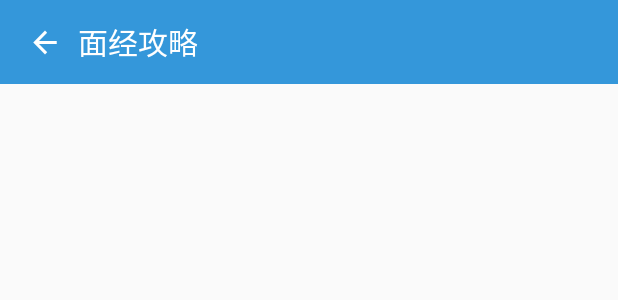
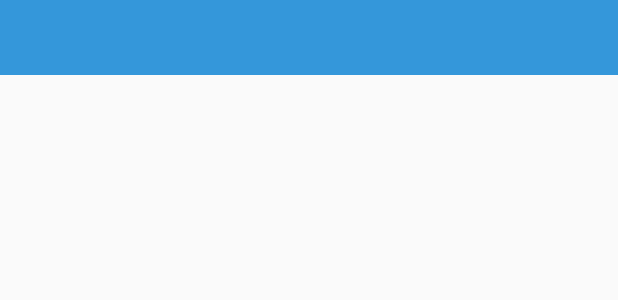
Before and after one commit to ZslNUPT/NoodlesAndroid, an Android app: the layout include_tool_bar.xml on its own in the app's theme, with its tools: preview values and no code run, on a phone screen of 412 x 824 dp. Shown: the top 300 px of the screen. Run offline under Robolectric (Android 15) with nearby library versions, the phone set to English and light mode, and no system bars.

Commit message:
fragment基类添加toolbar配置

```diff
--- a/app/src/main/java/com/njupt/sniper/app/ui/fragment/AudioListFragment.java
+++ b/app/src/main/java/com/njupt/sniper/app/ui/fragment/AudioListFragment.java
@@ -29,4 +29,9 @@ public class AudioListFragment extends BaseListFragment<AudioEntity> {
         return R.layout.item_recycler_audio;
     }
 
+    @Override
+    protected void baseInit() {
+        super.baseInit();
+        setToolbar(true, "音频列表");
+    }
 }
--- a/app/src/main/java/com/njupt/sniper/app/ui/fragment/NavigationFragment.java
+++ b/app/src/main/java/com/njupt/sniper/app/ui/fragment/NavigationFragment.java
@@ -22,7 +22,7 @@ public class NavigationFragment extends BaseFragment<NavigationPresenter> implem
 
     @Override
     protected void baseInit() {
-
+        setToolbar(true, "首页");
     }
 
     @Override
--- a/app/src/main/res/layout/fragment_navigation.xml
+++ b/app/src/main/res/layout/fragment_navigation.xml
@@ -4,7 +4,7 @@
     android:layout_height="match_parent"
     android:orientation="vertical">
 
-    <!--<include layout="@layout/include_tool_bar" />-->
+    <include layout="@layout/include_tool_bar" />
 
     <TextView
         android:id="@+id/navigation_result"
--- a/app/src/main/res/layout/listview_header.xml
+++ b/app/src/main/res/layout/listview_header.xml
@@ -56,7 +56,7 @@
             android:layout_toLeftOf="@id/listview_header_text"
             android:src="@mipmap/ic_pulltorefresh_arrow" />
 
-        <com.example.administrator.mvpframe.common.refresh.SimpleViewSwitcher
+        <com.njupt.sniper.app.common.refresh.SimpleViewSwitcher
             android:id="@+id/listview_header_progressbar"
             android:layout_width="30dip"
             android:layout_height="30dip"
--- a/mylibrary/src/main/res/layout/fragment_base_list.xml
+++ b/mylibrary/src/main/res/layout/fragment_base_list.xml
@@ -4,10 +4,13 @@
     android:layout_width="match_parent"
     android:layout_height="match_parent">
 
+    <include layout="@layout/include_tool_bar" />
+
     <com.njupt.sniper.app.common.refresh.XRecyclerView
         android:id="@+id/recycler_view"
         android:layout_width="match_parent"
         android:layout_height="match_parent"
+        android:layout_below="@id/toolbar"
      />
 
 </RelativeLayout>
--- a/mylibrary/src/main/res/layout/include_tool_bar.xml
+++ b/mylibrary/src/main/res/layout/include_tool_bar.xml
@@ -1,38 +1,6 @@
 <?xml version="1.0" encoding="utf-8"?>
 <android.support.v7.widget.Toolbar xmlns:android="http://schemas.android.com/apk/res/android"
-    android:id="@+id/tool_bar"
+    android:id="@+id/toolbar"
     android:layout_width="match_parent"
-    android:layout_height="56dp"
-    android:background="@color/dark_blue">
-
-    <RelativeLayout
-        android:layout_width="match_parent"
-        android:layout_height="match_parent">
-
-        <LinearLayout
-            android:id="@+id/toolbar_left_action"
-            android:layout_width="wrap_content"
-            android:layout_height="match_parent"
-            android:gravity="center_vertical"
-            android:orientation="horizontal">
-
-            <com.njupt.sniper.app.common.customView.IconTextView
-                android:layout_width="wrap_content"
-                android:layout_height="wrap_content"
-                android:text="@string/icon_left_arrow"
-                android:textColor="@color/normal_white"
-                android:textSize="28dp" />
-
-            <TextView
-                android:id="@+id/toolbar_title"
-                android:layout_width="wrap_content"
-                android:layout_height="wrap_content"
-                android:layout_marginLeft="8dp"
-                android:text="面经攻略"
-                android:textColor="@color/normal_white"
-                android:textSize="20dp" />
-        </LinearLayout>
-
-    </RelativeLayout>
-
-</android.support.v7.widget.Toolbar>
+    android:layout_height="50dp"
+    android:background="@color/dark_blue" />
```
Also changed, not shown: app/src/main/java/com/njupt/sniper/app/common/fragment/BaseFragment.java (+30 -19 lines), app/src/main/res/mipmap-hdpi/ico_back.png (added).
